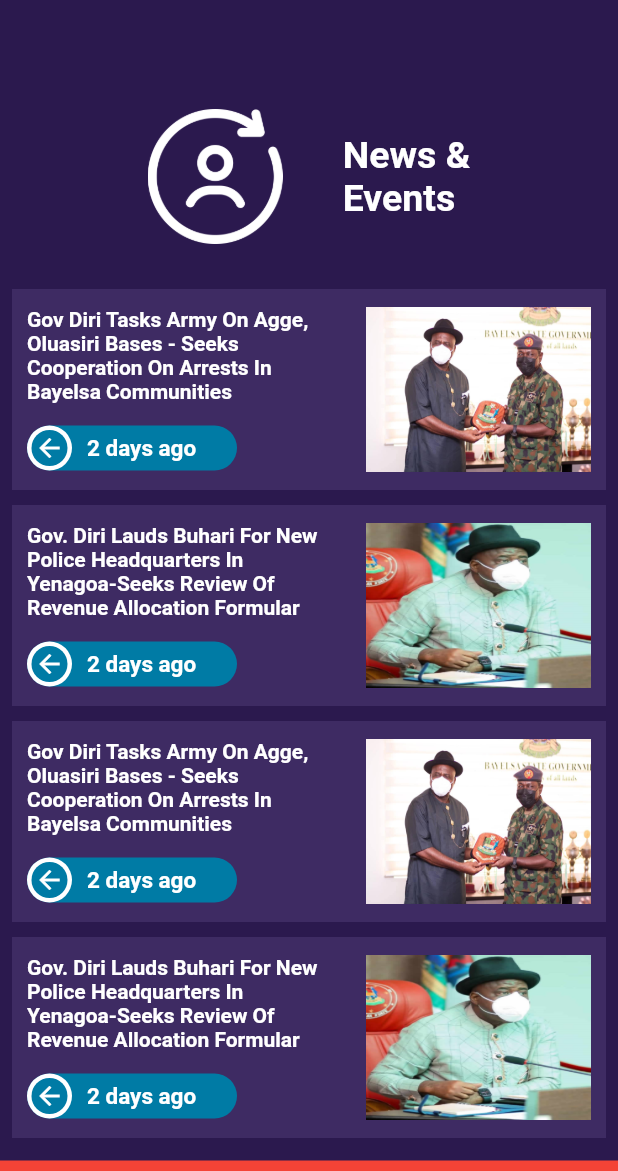
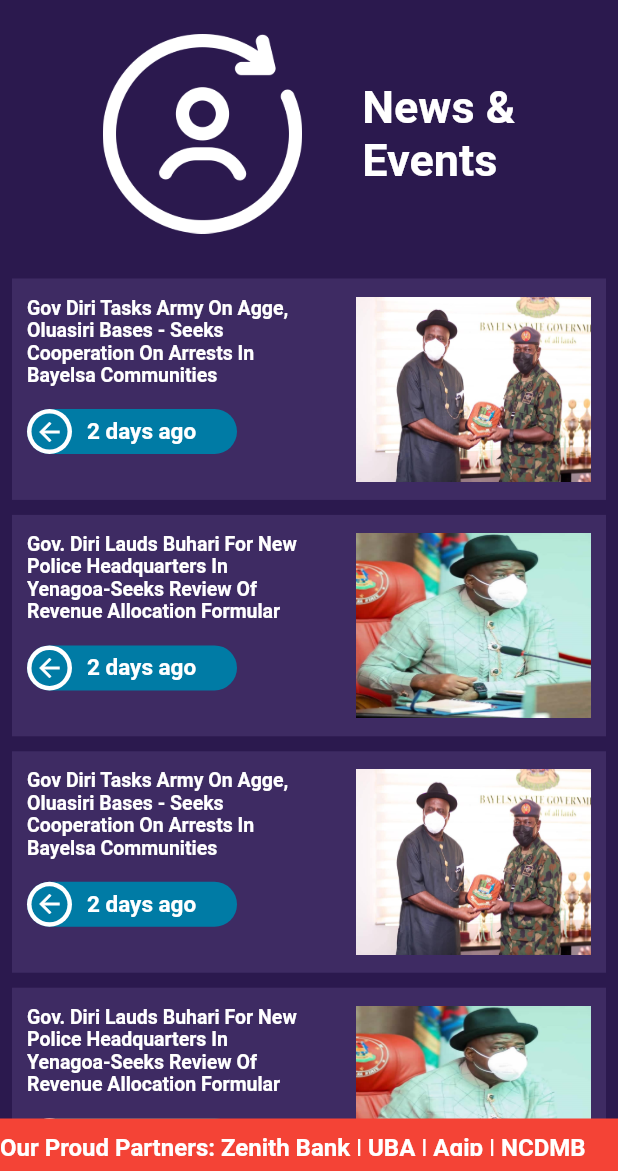
Before and after one commit to expert-developer/UI_with_Flutter, a Flutter app: the NewsAndEvents screen opened directly, on a phone screen of 412 x 824 dp, the part 65-1236 px from its top. Run offline on Flutter 3.47's test engine with Material 2 defaults, Android fonts, the phone set to English and light mode, and no system bars; our stand-ins replace carousel_slider, google_fonts, smooth_page_indicator; missing offline and left inert: footer.

Commit message:
first commit

```diff
--- a/lib/main.dart
+++ b/lib/main.dart
@@ -439,12 +439,8 @@ class _MyHomePageState extends State<MyHomePage> {
           ],
         ),
       ),
-      body: CustomScrollView(
-        slivers: [
-          SliverList(
-            delegate: SliverChildListDelegate(
-              [
-                Container(
+      body:SingleChildScrollView(
+        child: Container(
           color: kDarkBlue,
           child: Column(
             children: [
@@ -856,25 +852,18 @@ class _MyHomePageState extends State<MyHomePage> {
               CreatContainer(
                   'Gov. Diri Lauds Buhari For New\nPolice Headquarters In\nYenagoa-Seeks Review Of \nRevenue Allocation Formular',
                   'assets/Event3.jpg'),
-                    ],
-                  ),
-                ),
               const SizedBox(
-                  height: 15,
+                height: 20,
               ),
             ],
           ),
         ),
-          SliverFillRemaining(
-            fillOverscroll: true,
-            hasScrollBody: false,
-            child: Align(
-              alignment: Alignment.bottomCenter,
-              child: Container(
+      ),
+      bottomNavigationBar: Container(
+        padding: EdgeInsets.symmetric(vertical: 10),
         width: double.infinity,
-                height: 40,
+        height: 35,
         color: Colors.red,
-                child: const Center(
         child: Text(
           'Our Proud Partners: Zenith Bank | UBA | Agip | NCDMB',
           style: TextStyle(
@@ -882,11 +871,6 @@ class _MyHomePageState extends State<MyHomePage> {
               fontSize: 16,
               fontWeight: FontWeight.bold),
         ),
-                ),
-              ),
-            ),
-          )
-        ],
       ),
     );
   }
--- a/lib/newsandevents.dart
+++ b/lib/newsandevents.dart
@@ -43,69 +43,63 @@ class NewsAndEvents extends StatelessWidget {
             )
           ],
         ),
-        body: CustomScrollView(
-          slivers: [
-            SliverList(
-              delegate: SliverChildListDelegate(
-                [
-                  SingleChildScrollView(
+        body:SingleChildScrollView(
           child: Column(
             children: [
               const SizedBox(
-                          height: 60,
+                height: 10,
               ),
               Row(
                 mainAxisAlignment: MainAxisAlignment.center,
-                          children: [
-                            const Image(
-                              width: 90,
-                              height: 90,
+                children: const [
+                  Image(
+                    width: 133,
+                    height: 133,
                     image: AssetImage(
                         'assets/News and Events-image5.png'),
                   ),
-                            const SizedBox(
+                  SizedBox(
                     width: 40,
                   ),
-                            const Text(
+                  Text(
                     'News &\nEvents',
                     style: TextStyle(
-                                  fontSize: 25, fontWeight: FontWeight.bold),
+                        fontSize: 30, fontWeight: FontWeight.bold),
                   ),
                 ],
               ),
               const SizedBox(
                 height: 20,
               ),
+              SingleChildScrollView(
+                child: Column(
+                  children: [
                     CreatContainer(
                         'Gov Diri Tasks Army On Agge, \nOluasiri Bases - Seeks \nCooperation On Arrests In \nBayelsa Communities',
-                            'assets/Event2.jpg'),
+                        'assets/Event2.jpg',context),
                     CreatContainer(
                         'Gov. Diri Lauds Buhari For New\nPolice Headquarters In\nYenagoa-Seeks Review Of \nRevenue Allocation Formular',
-                            'assets/Event3.jpg'),
+                        'assets/Event3.jpg',context),
                     CreatContainer(
                         'Gov Diri Tasks Army On Agge, \nOluasiri Bases - Seeks \nCooperation On Arrests In \nBayelsa Communities',
-                            'assets/Event2.jpg'),
+                        'assets/Event2.jpg',context),
                     CreatContainer(
                         'Gov. Diri Lauds Buhari For New\nPolice Headquarters In\nYenagoa-Seeks Review Of \nRevenue Allocation Formular',
-                            'assets/Event3.jpg'),
+                        'assets/Event3.jpg',context),
                   ],
                 ),
               ),
               const SizedBox(
-                    height: 15,
+                height: 20,
               ),
             ],
           ),
         ),
-            SliverFillRemaining(
-              hasScrollBody: false,
-              child: Align(
-                alignment: Alignment.bottomCenter,
-                child: Container(
+        bottomNavigationBar: Container(
+          padding: EdgeInsets.symmetric(vertical: 10),
           width: double.infinity,
-                  height: 40,
+          height: 35,
           color: Colors.red,
-                  child: const Center(
           child: Text(
             'Our Proud Partners: Zenith Bank | UBA | Agip | NCDMB',
             style: TextStyle(
@@ -115,15 +109,10 @@ class NewsAndEvents extends StatelessWidget {
           ),
         ),
       ),
-              ),
-            )
-          ],
-        ),
-      ),
     );
   }
 
-  Widget CreatContainer(String text1, String image) {
+  Widget CreatContainer(String text1, String image,context) {
     return Container(
       margin: EdgeInsets.only(right: 8, left: 8, top: 10),
       padding: EdgeInsets.symmetric(horizontal: 10, vertical: 12),
@@ -136,7 +125,7 @@ class NewsAndEvents extends StatelessWidget {
             children: [
               Text(
                 text1,
-                style: TextStyle(fontWeight: FontWeight.bold, fontSize: 14),
+                style: TextStyle(fontWeight: FontWeight.bold, fontSize: 13),
               ),
               SizedBox(
                 height: 15,
@@ -181,8 +170,8 @@ class NewsAndEvents extends StatelessWidget {
           ),
           Spacer(),
           Container(
-            width: 150,
-            height: 110,
+            width: MediaQuery.of(context).size.width * 0.38,
+            height: MediaQuery.of(context).size.width * 0.3,
             child: Image(
               fit: BoxFit.fill,
               image: AssetImage(image),
```
Lines whose indentation alone changed are shown as unchanged.
